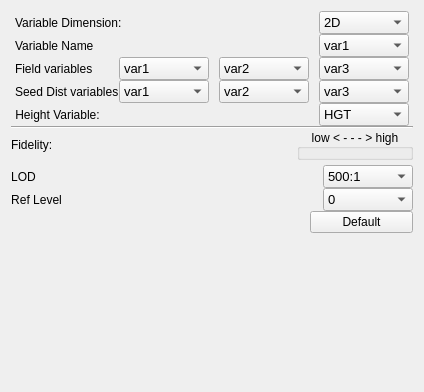
Qt form apps/vaporgui/VariablesWidgetGUI.ui (StasJ/vapor-formatted) before a commit.
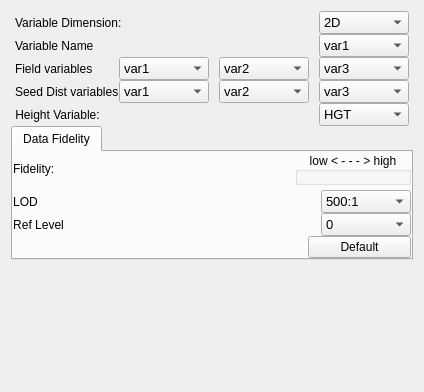
The same form after that commit.

```diff
--- a/apps/vaporgui/VariablesWidgetGUI.ui
+++ b/apps/vaporgui/VariablesWidgetGUI.ui
@@ -6,7 +6,7 @@
    <rect>
     <x>0</x>
     <y>0</y>
-    <width>409</width>
+    <width>423</width>
     <height>392</height>
    </rect>
   </property>
@@ -726,18 +726,39 @@
         <property name="bottomMargin">
          <number>0</number>
         </property>
+       </layout>
+      </widget>
+     </item>
+     <item>
+      <widget class="QTabWidget" name="tabWidget">
+       <property name="currentIndex">
+        <number>0</number>
+       </property>
+       <widget class="QWidget" name="tab">
+        <attribute name="title">
+         <string>Data Fidelity</string>
+        </attribute>
+        <layout class="QVBoxLayout" name="verticalLayout_3">
+         <property name="spacing">
+          <number>0</number>
+         </property>
+         <property name="leftMargin">
+          <number>0</number>
+         </property>
+         <property name="topMargin">
+          <number>0</number>
+         </property>
+         <property name="rightMargin">
+          <number>0</number>
+         </property>
+         <property name="bottomMargin">
+          <number>0</number>
+         </property>
         <item>
          <layout class="QVBoxLayout" name="verticalLayout">
           <property name="spacing">
            <number>0</number>
           </property>
-          <item>
-           <widget class="Line" name="line">
-            <property name="orientation">
-             <enum>Qt::Horizontal</enum>
-            </property>
-           </widget>
-          </item>
           <item>
            <layout class="QHBoxLayout" name="fidelityLayout">
             <property name="leftMargin">
@@ -1021,6 +1042,7 @@
          </layout>
         </item>
        </layout>
+       </widget>
       </widget>
      </item>
      <item>
```
Left out of the diff: 24 changed lines with no effect on the pictures. Lines whose indentation alone changed are shown as unchanged.
